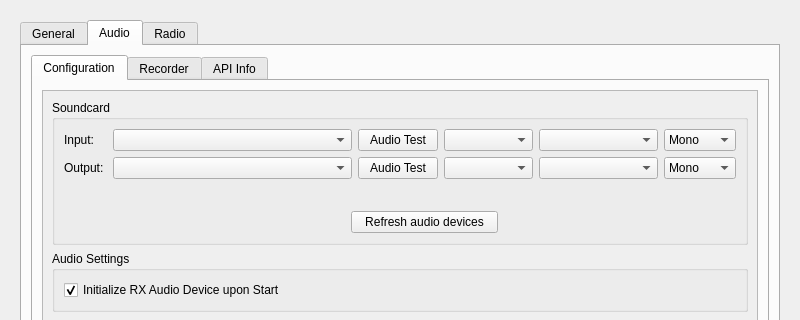
Old version of the form src/ui/dialogsettings.ui in the repository GekkoFyre/small-world-deluxe; both pictures show x 0 to 800 and y 0 to 320 of the 800 by 768 pixel window.
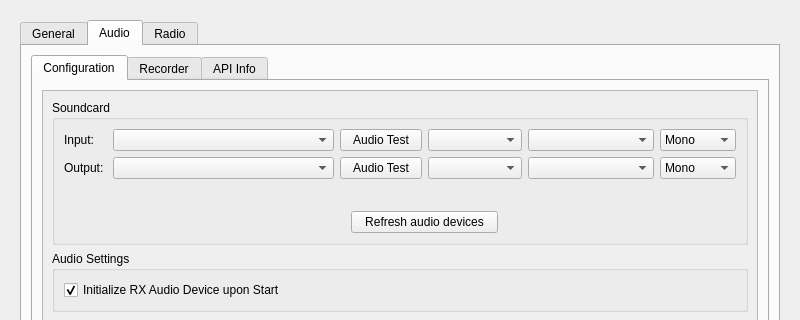
New version of the form. The open tabs and pages were chosen to show the change.

Commit message: * Fixed a few issues relating to QAudioSystem. * GUI widgets were not aligned correctly within the Settings Dialog; this is now fixed too.

Patch:
```diff
--- a/src/ui/dialogsettings.ui
+++ b/src/ui/dialogsettings.ui
@@ -21,7 +21,7 @@
   </property>
   <property name="minimumSize">
    <size>
-    <width>720</width>
+    <width>800</width>
     <height>540</height>
    </size>
   </property>
@@ -2020,7 +2020,7 @@
                            <item row="0" column="1">
                             <widget class="QFrame" name="frame_input_sound">
                              <property name="sizePolicy">
-                              <sizepolicy hsizetype="MinimumExpanding" vsizetype="Preferred">
+                              <sizepolicy hsizetype="Preferred" vsizetype="Preferred">
                                <horstretch>0</horstretch>
                                <verstretch>0</verstretch>
                               </sizepolicy>
@@ -2048,7 +2048,7 @@
                                <widget class="QComboBox" name="comboBox_soundcard_input">
                                 <property name="sizePolicy">
                                  <sizepolicy hsizetype="Preferred" vsizetype="Fixed">
-                                  <horstretch>40</horstretch>
+                                  <horstretch>35</horstretch>
                                   <verstretch>0</verstretch>
                                  </sizepolicy>
                                 </property>
@@ -2151,7 +2151,7 @@
                            <item row="1" column="1">
                             <widget class="QFrame" name="frame_output_sound">
                              <property name="sizePolicy">
-                              <sizepolicy hsizetype="MinimumExpanding" vsizetype="Preferred">
+                              <sizepolicy hsizetype="Preferred" vsizetype="Preferred">
                                <horstretch>0</horstretch>
                                <verstretch>0</verstretch>
                               </sizepolicy>
@@ -2179,7 +2179,7 @@
                                <widget class="QComboBox" name="comboBox_soundcard_output">
                                 <property name="sizePolicy">
                                  <sizepolicy hsizetype="Preferred" vsizetype="Fixed">
-                                  <horstretch>40</horstretch>
+                                  <horstretch>35</horstretch>
                                   <verstretch>0</verstretch>
                                  </sizepolicy>
                                 </property>
```
Left out of the diff: 6 changed lines with no effect on the pictures. The commit also changes 4 other files.
